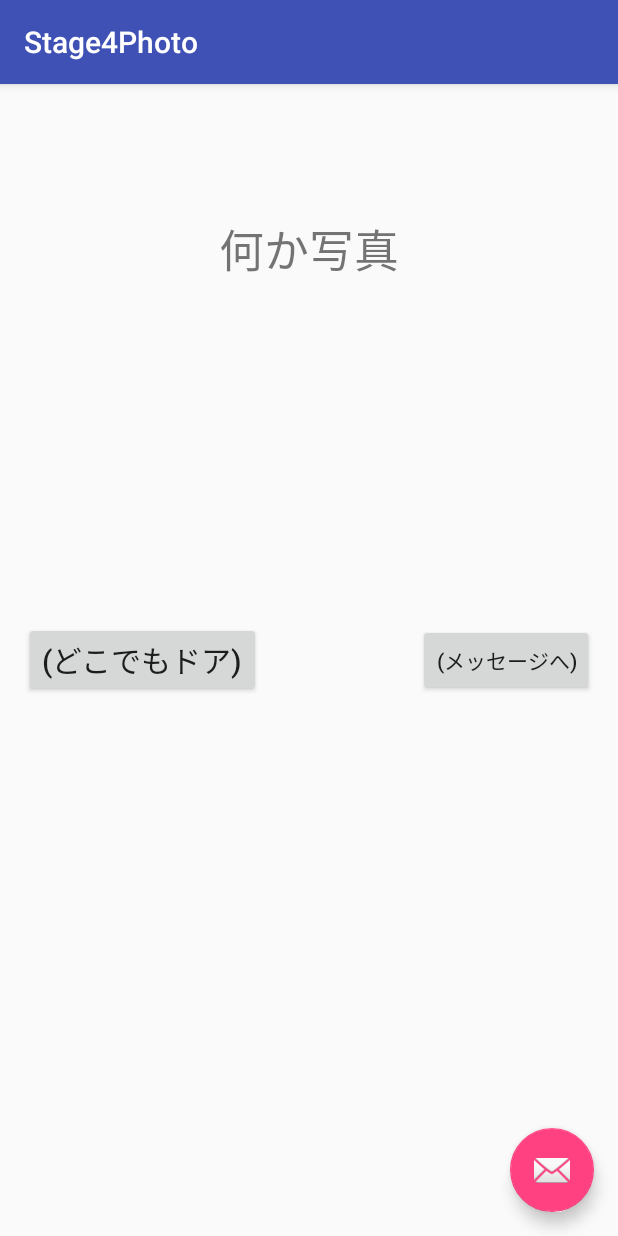
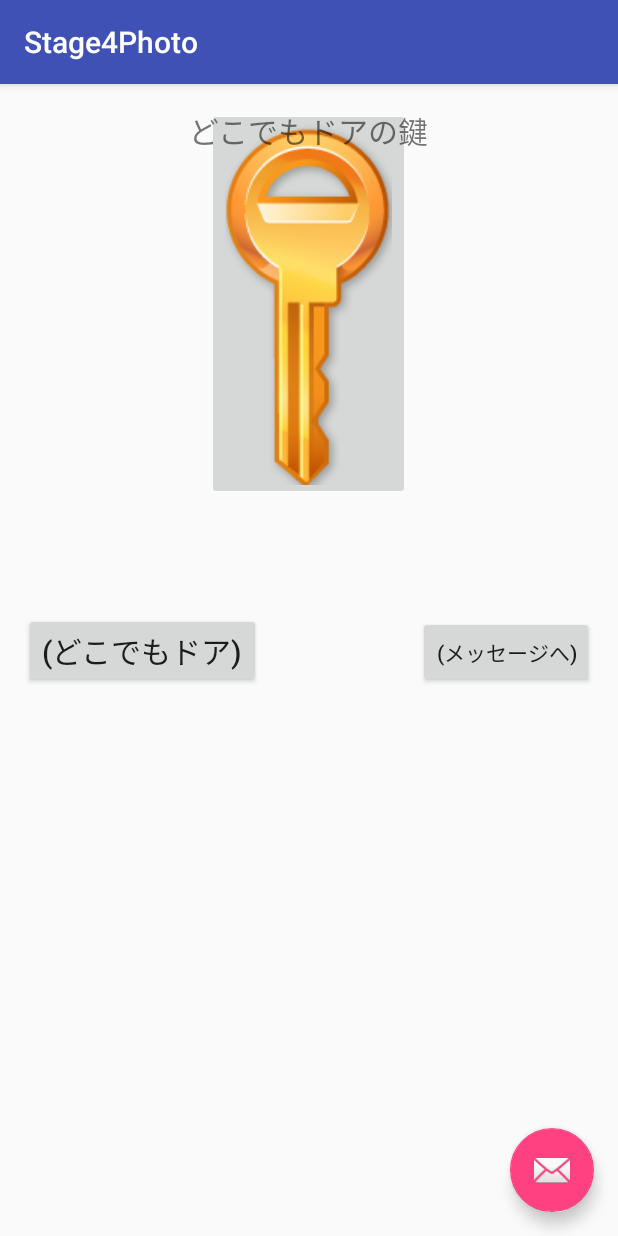
Before and after one commit to karinyasuda/dero, an Android app: the Stage4Photo screen opened directly, with no data from a screen before it, on a phone screen of 412 x 824 dp. Run offline under Robolectric (Android 15) with nearby library versions, the phone set to English and light mode, and no system bars.

Commit message:
complete stage4 except image

```diff
--- a/app/src/main/java/com/sukusuku/android/dero/MainActivity.java
+++ b/app/src/main/java/com/sukusuku/android/dero/MainActivity.java
@@ -13,6 +13,7 @@ import android.support.v7.widget.Toolbar;
 import android.view.View;
 import android.view.Menu;
 import android.view.MenuItem;
+import android.widget.Button;
 import android.widget.ImageButton;
 import android.widget.ImageView;
 import android.widget.Toast;
@@ -35,7 +36,7 @@ public class MainActivity extends AppCompatActivity {
     public CloseDoor closeInstance;
     public WalkSound walkInstance;
 
-    private MediaPlayer mp;
+    public MediaPlayer mp;
 
     @Override
     protected void onCreate(Bundle savedInstanceState) {
@@ -52,6 +53,7 @@ public class MainActivity extends AppCompatActivity {
                         .setAction("Action", null).show();
             }
         });
+
 
         imageButton = (ImageButton)findViewById(R.id.start);
 
--- a/app/src/main/java/com/sukusuku/dero/Stage4Photo.java
+++ b/app/src/main/java/com/sukusuku/dero/Stage4Photo.java
@@ -1,16 +1,22 @@
 package com.sukusuku.dero;
 
 import android.content.Intent;
+import android.content.SharedPreferences;
 import android.os.Bundle;
 import android.support.design.widget.FloatingActionButton;
 import android.support.design.widget.Snackbar;
 import android.support.v7.app.AppCompatActivity;
 import android.support.v7.widget.Toolbar;
 import android.view.View;
+import android.widget.Button;
+import android.widget.ImageButton;
+import android.widget.Toast;
 
 import com.sukusuku.android.dero.R;
 
 public class Stage4Photo extends AppCompatActivity {
+    private SharedPreferences.Editor editor;
+    private ImageButton buttonDokodemodoorKey;
 
     @Override
     protected void onCreate(Bundle savedInstanceState) {
@@ -18,6 +24,16 @@ public class Stage4Photo extends AppCompatActivity {
         setContentView(R.layout.activity_stage4_photo);
         Toolbar toolbar = (Toolbar) findViewById(R.id.toolbar);
         setSupportActionBar(toolbar);
+
+        Stage4StartActivity.pref = getSharedPreferences("dasshutsu_data", MODE_PRIVATE);
+        //buttonKey変数 と activity_main.xmlの@+id/buttonKeyを結びつける
+        buttonDokodemodoorKey = (ImageButton) findViewById(R.id.buttonDokodemodoorKey);
+
+        //鍵をとっていれば
+        if (Stage4StartActivity.pref.getBoolean("key1", false) == true) {
+            //鍵を見えなくする
+            buttonDokodemodoorKey.setVisibility(View.INVISIBLE);
+        }
 
         FloatingActionButton fab = (FloatingActionButton) findViewById(R.id.fab);
         fab.setOnClickListener(new View.OnClickListener() {
@@ -36,5 +52,16 @@ public class Stage4Photo extends AppCompatActivity {
         Intent intent = new Intent(this, Stage4DokodemoDoor.class);
         startActivity(intent);
     }
+    public void clickDokodemodoorKey(View v) {
+        //トーストを表示
+        Toast.makeText(this, "鍵を手に入れたよ！", Toast.LENGTH_SHORT).show();
+        //SharedPreferencesに鍵を手に入れたことを書き込む
+        editor = Stage4StartActivity.pref.edit();
+        editor.putBoolean("key1", true);
+        editor.commit();
+        //鍵を見えなくする
+        buttonDokodemodoorKey.setVisibility(View.INVISIBLE);
+
+    }
 
 }
--- a/app/src/main/res/layout/content_stage4_dokodemo_door.xml
+++ b/app/src/main/res/layout/content_stage4_dokodemo_door.xml
@@ -25,7 +25,7 @@
     <Button
         android:layout_width="wrap_content"
         android:layout_height="wrap_content"
-        android:text="どこでもドア"
+        android:text="どこでもドアの画像"
         android:id="@+id/button4"
         android:textSize="30dp"
         android:onClick="goEnding"
--- a/app/src/main/res/layout/content_stage4_photo.xml
+++ b/app/src/main/res/layout/content_stage4_photo.xml
@@ -12,34 +12,44 @@
     tools:context="com.sukusuku.dero.Stage4Photo"
     tools:showIn="@layout/activity_stage4_photo">
 
-    <TextView
-        android:layout_width="wrap_content"
-        android:layout_height="wrap_content"
-        android:text="何か写真"
-        android:id="@+id/textView7"
-        android:layout_alignParentTop="true"
-        android:layout_centerHorizontal="true"
-        android:layout_marginTop="71dp"
-        android:textSize="30dp" />
-
     <Button
         android:layout_width="wrap_content"
         android:layout_height="wrap_content"
         android:text="(どこでもドア)"
         android:id="@+id/button7"
-        android:layout_centerVertical="true"
+        android:textSize="20dp"
+        android:onClick="toStage4DokodemoDoorFromPhoto"
+        android:layout_alignBottom="@+id/button8"
         android:layout_alignParentLeft="true"
-        android:layout_alignParentStart="true"
-        android:textSize="20dp"
-        android:onClick="toStage4DokodemoDoorFromPhoto" />
+        android:layout_alignParentStart="true" />
 
     <Button
         android:layout_width="wrap_content"
         android:layout_height="wrap_content"
         android:text="(メッセージへ)"
         android:id="@+id/button8"
-        android:layout_centerVertical="true"
+        android:onClick="toStage4MessageFromPhoto"
+        android:layout_marginTop="77dp"
+        android:layout_below="@+id/buttonDokodemodoorKey"
         android:layout_alignParentRight="true"
-        android:layout_alignParentEnd="true"
-        android:onClick="toStage4MessageFromPhoto" />
+        android:layout_alignParentEnd="true" />
+
+    <ImageButton
+        android:layout_width="wrap_content"
+        android:layout_height="wrap_content"
+        android:id="@+id/buttonDokodemodoorKey"
+        android:src="@drawable/key"
+        android:layout_alignParentTop="true"
+        android:layout_centerHorizontal="true"
+        android:onClick="clickDokodemodoorKey" />
+
+    <TextView
+        android:layout_width="wrap_content"
+        android:layout_height="wrap_content"
+        android:text="どこでもドアの鍵"
+        android:id="@+id/textView7"
+        android:layout_alignParentTop="true"
+        android:layout_centerHorizontal="true"
+        android:textSize="20dp" />
+
 </RelativeLayout>
```
Also changed, not shown: app/src/main/java/com/sukusuku/dero/Stage4DokodemoDoor.java (+14 -2 lines), app/src/main/java/com/sukusuku/dero/Stage4StartActivity.java (+1 -40 lines).
